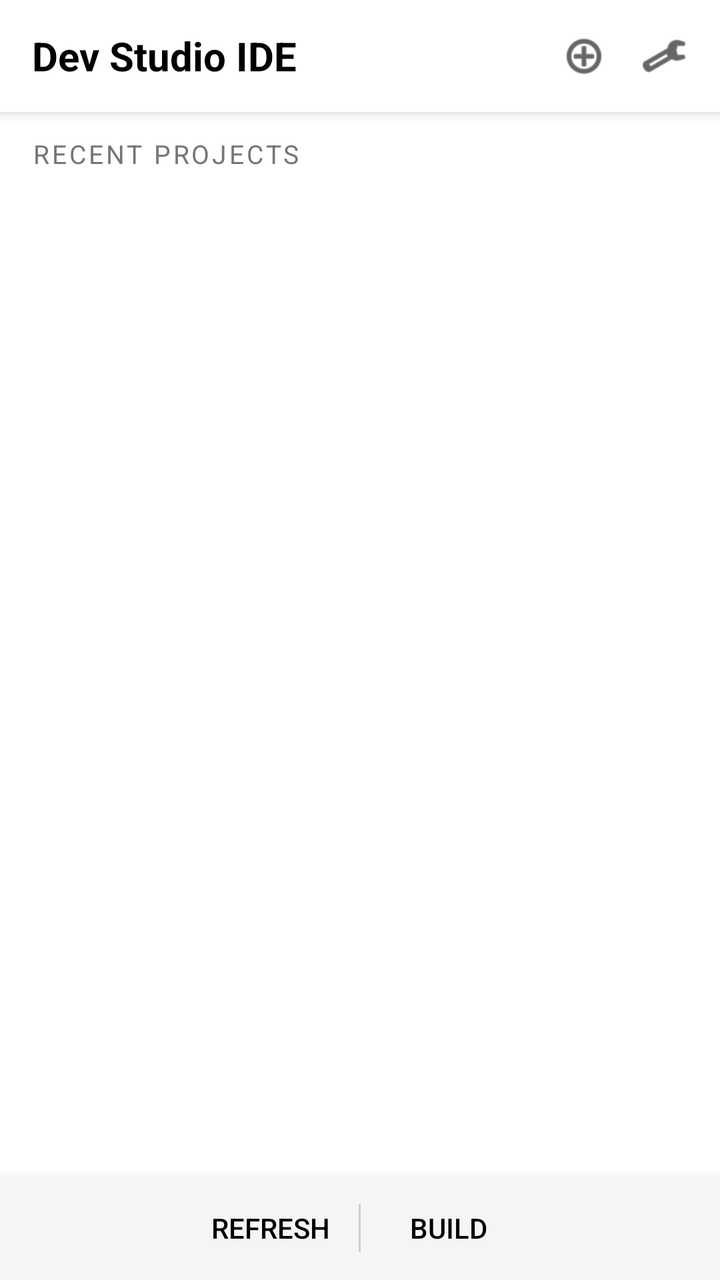
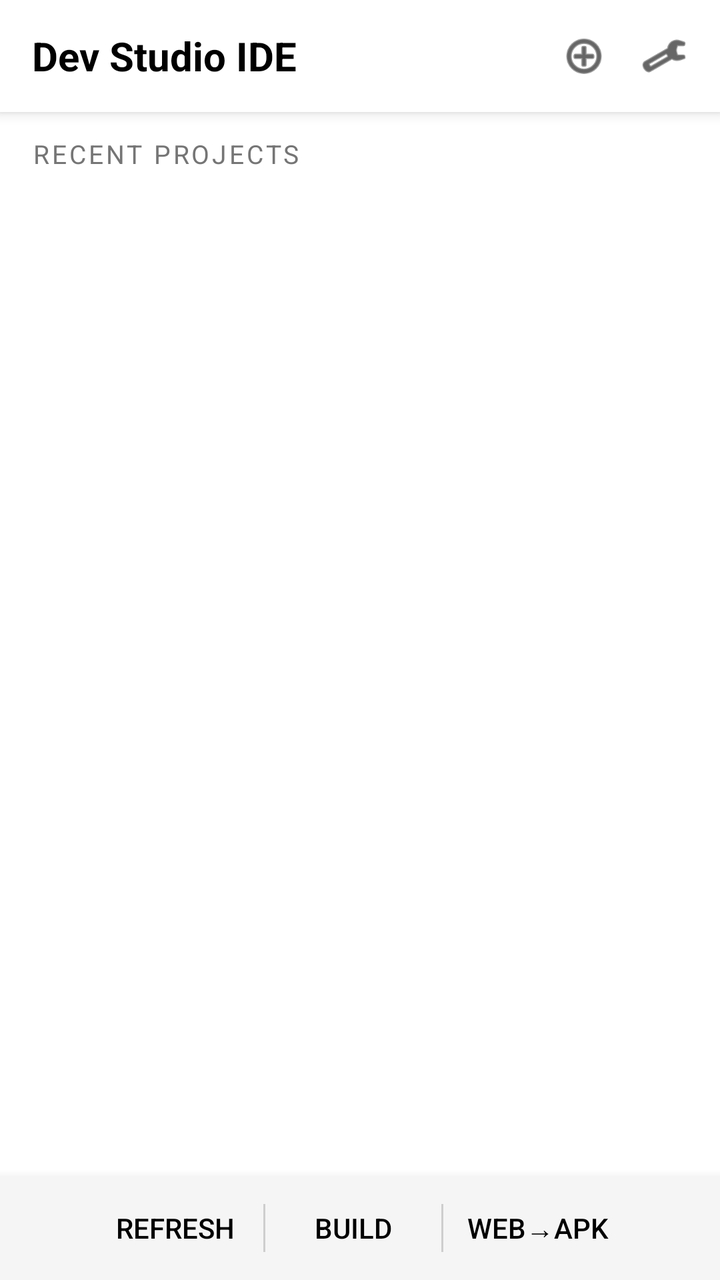

An Android layout rendered at two revisions. The XML below is the earlier revision; the diff shows what the commit changed to produce the second picture.
<!-- AndroidManifest.xml: application theme Theme.DevStudioIDE -->
<!-- res/layout/activity_main.xml -->
<?xml version="1.0" encoding="utf-8"?>
<LinearLayout xmlns:android="http://schemas.android.com/apk/res/android"
    android:layout_width="match_parent"
    android:layout_height="match_parent"
    android:orientation="vertical"
    android:background="@color/white">

    
    <LinearLayout
        android:layout_width="match_parent"
        android:layout_height="56dp"
        android:background="@color/white"
        android:elevation="4dp"
        android:orientation="horizontal"
        android:gravity="center_vertical"
        android:paddingStart="16dp"
        android:paddingEnd="8dp">

        <TextView
            android:layout_width="0dp"
            android:layout_height="wrap_content"
            android:layout_weight="1"
            android:text="Dev Studio IDE"
            android:textColor="@color/black"
            android:textSize="20sp"
            android:textStyle="bold" />

        <ImageView
            android:id="@+id/btnNewProject"
            android:layout_width="40dp"
            android:layout_height="40dp"
            android:padding="8dp"
            android:src="@android:drawable/ic_menu_add"
            android:contentDescription="New Project"
            android:tint="@color/black" />

        <ImageView
            android:id="@+id/btnSettings"
            android:layout_width="40dp"
            android:layout_height="40dp"
            android:padding="8dp"
            android:src="@android:drawable/ic_menu_preferences"
            android:contentDescription="Settings"
            android:tint="@color/black" />
    </LinearLayout>

    
    <TextView
        android:layout_width="match_parent"
        android:layout_height="wrap_content"
        android:paddingStart="16dp"
        android:paddingEnd="16dp"
        android:paddingTop="12dp"
        android:paddingBottom="4dp"
        android:text="Recent Projects"
        android:textColor="@color/gray"
        android:textSize="13sp"
        android:textAllCaps="true"
        android:letterSpacing="0.1" />

    
    <TextView
        android:id="@+id/tvNoProjects"
        android:layout_width="match_parent"
        android:layout_height="wrap_content"
        android:padding="32dp"
        android:text="No projects yet.\nTap + to create a new project."
        android:textColor="@color/gray"
        android:textSize="15sp"
        android:gravity="center"
        android:visibility="gone" />

    
    <androidx.recyclerview.widget.RecyclerView
        android:id="@+id/rvRecentProjects"
        android:layout_width="match_parent"
        android:layout_height="0dp"
        android:layout_weight="1"
        android:paddingHorizontal="4dp"
        android:clipToPadding="false" />

    
    <LinearLayout
        android:layout_width="match_parent"
        android:layout_height="52dp"
        android:background="#F5F5F5"
        android:orientation="horizontal"
        android:gravity="center"
        android:elevation="8dp">

        <Button
            android:id="@+id/btnOpen"
            style="?android:attr/borderlessButtonStyle"
            android:layout_width="wrap_content"
            android:layout_height="wrap_content"
            android:text="Refresh"
            android:textColor="@color/black"
            android:textSize="14sp" />

        <View
            android:layout_width="1dp"
            android:layout_height="24dp"
            android:background="@color/gray"
            android:alpha="0.3" />

        <Button
            android:id="@+id/btnBuild"
            style="?android:attr/borderlessButtonStyle"
            android:layout_width="wrap_content"
            android:layout_height="wrap_content"
            android:text="Build"
            android:textColor="@color/black"
            android:textSize="14sp" />
    </LinearLayout>
</LinearLayout>
<!-- resources referenced by this layout -->
<resources>
  <color name="black">#000000</color>
  <color name="gray">#757575</color>
  <color name="white">#FFFFFF</color>
  <style name="Theme.DevStudioIDE" parent="Theme.AppCompat.Light.NoActionBar">
          <item name="colorPrimary">@color/primary</item>
          <item name="colorPrimaryDark">@color/primary_dark</item>
          <item name="colorAccent">@color/accent</item>
          <item name="android:windowBackground">@color/white</item>
          <item name="android:textColorPrimary">@color/black</item>
          <item name="android:textColorSecondary">@color/gray</item>
      </style>
  <color name="primary">#FFFFFF</color>
  <color name="primary_dark">#E0E0E0</color>
  <color name="accent">#1565C0</color>
</resources>

<!-- the commit's change to res/layout/activity_main.xml (unified diff, before → after) -->
@@ -111,5 +111,20 @@
             android:text="Build"
             android:textColor="@color/black"
             android:textSize="14sp" />
+
+        <View
+            android:layout_width="1dp"
+            android:layout_height="24dp"
+            android:background="@color/gray"
+            android:alpha="0.3" />
+
+        <Button
+            android:id="@+id/btnWebToApk"
+            style="?android:attr/borderlessButtonStyle"
+            android:layout_width="wrap_content"
+            android:layout_height="wrap_content"
+            android:text="Web→APK"
+            android:textColor="@color/black"
+            android:textSize="14sp" />
     </LinearLayout>
 </LinearLayout>
